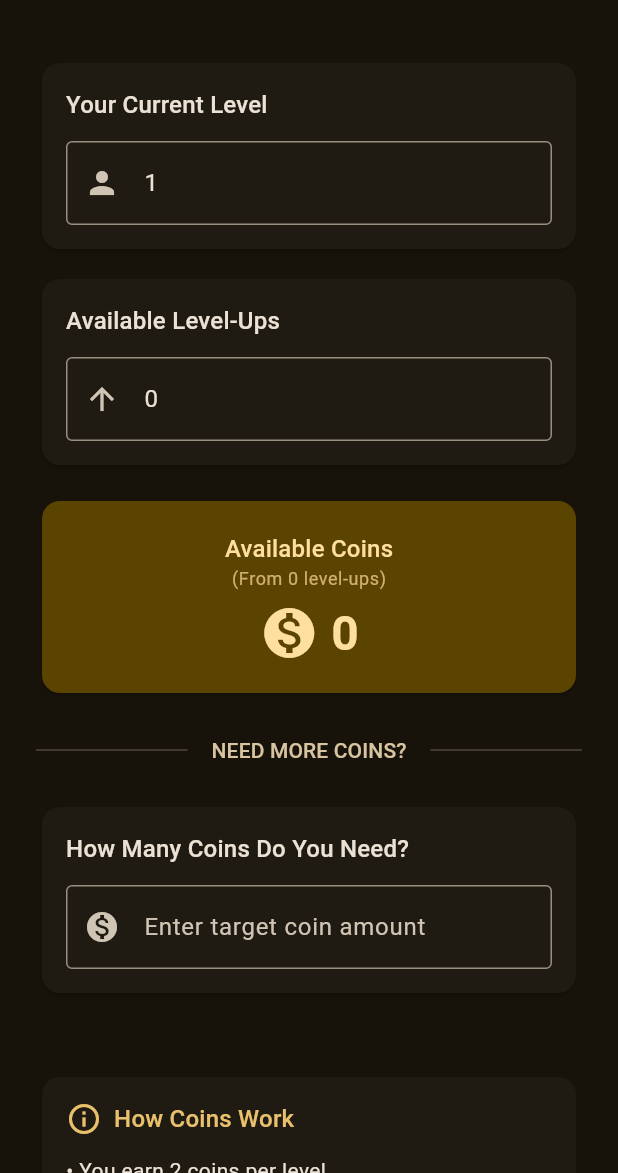
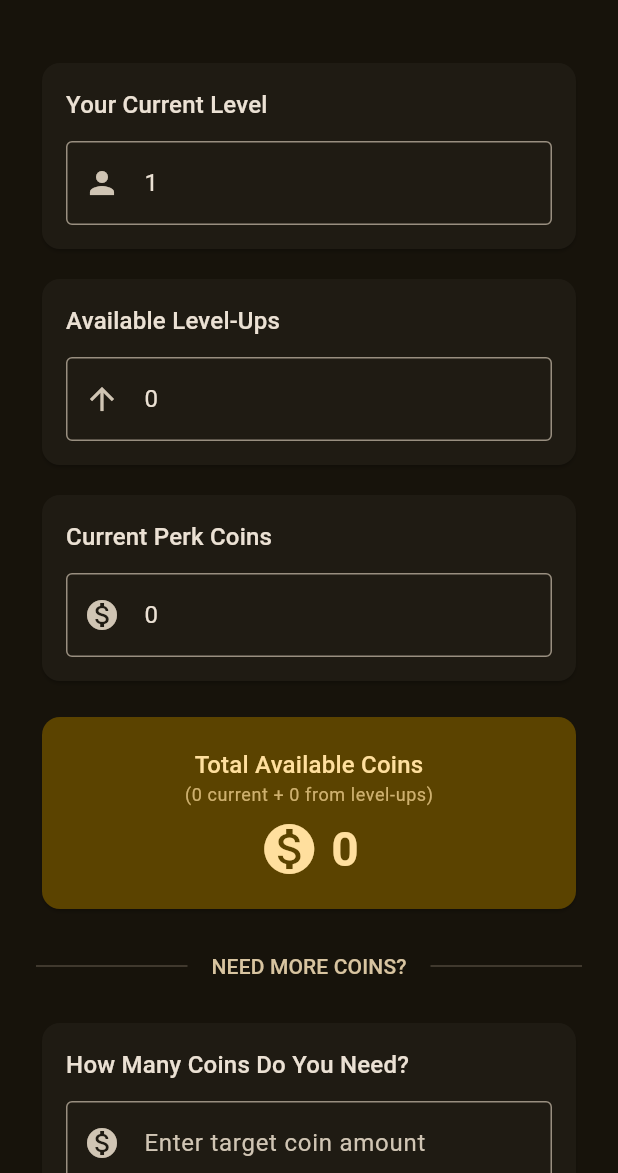
Before and after one commit to SaladStik/76perkcoincalc, a Flutter app: the screen it shows after launch, on a phone screen of 412 x 824 dp, the part 63-1236 px from its top. Run offline on Flutter 3.47's test engine with Material 3 defaults, Android fonts, the light colour scheme and no system bars.

Commit message:
Add current coins input and update calculation logic for total available coins

```diff
--- a/lib/main.dart
+++ b/lib/main.dart
@@ -36,6 +36,7 @@ class _CoinCalculatorScreenState extends State<CoinCalculatorScreen> {
   final TextEditingController _currentLevelController = TextEditingController();
   final TextEditingController _availableLevelUpsController =
       TextEditingController();
+  final TextEditingController _currentCoinsController = TextEditingController();
   final TextEditingController _targetCoinsController = TextEditingController();
 
   int _availableCoins = 0;
@@ -48,6 +49,7 @@ class _CoinCalculatorScreenState extends State<CoinCalculatorScreen> {
     super.initState();
     _currentLevelController.text = '1';
     _availableLevelUpsController.text = '0';
+    _currentCoinsController.text = '0';
     _calculate();
   }
 
@@ -55,19 +57,37 @@ class _CoinCalculatorScreenState extends State<CoinCalculatorScreen> {
     final int currentLevel = int.tryParse(_currentLevelController.text) ?? 0;
     final int availableLevelUps =
         int.tryParse(_availableLevelUpsController.text) ?? 0;
+    final int currentCoins = int.tryParse(_currentCoinsController.text) ?? 0;
     final int targetCoins = int.tryParse(_targetCoinsController.text) ?? 0;
 
     // Coins available from level-ups (considering current level for milestone bonuses)
-    final int availableCoins =
+    final int coinsFromLevelUps =
         getAvailableCoins(currentLevel, availableLevelUps);
 
+    // Total available = current coins + coins from level-ups
+    final int totalAvailableCoins = currentCoins + coinsFromLevelUps;
+
     // How many MORE levels needed beyond what you have available
-    int additionalLevelsNeeded =
-        getAdditionalLevelsNeeded(currentLevel, availableLevelUps, targetCoins);
-    int targetLevel = currentLevel + availableLevelUps + additionalLevelsNeeded;
+    int additionalLevelsNeeded = 0;
+    int targetLevel = currentLevel + availableLevelUps;
+
+    if (targetCoins > totalAvailableCoins) {
+      // Need to find how many more level-ups needed
+      int coinsStillNeeded = targetCoins - totalAvailableCoins;
+      int extraLevelUps = 0;
+      int currentMaxLevel = currentLevel + availableLevelUps;
+
+      while (coinsFromLevelRange(
+              currentMaxLevel, currentMaxLevel + extraLevelUps) <
+          coinsStillNeeded) {
+        extraLevelUps++;
+      }
+      additionalLevelsNeeded = extraLevelUps;
+      targetLevel = currentLevel + availableLevelUps + additionalLevelsNeeded;
+    }
 
     setState(() {
-      _availableCoins = availableCoins;
+      _availableCoins = totalAvailableCoins;
       _additionalLevelsNeeded = additionalLevelsNeeded;
       _targetLevel = targetLevel;
       _maxLevelWithLevelUps = currentLevel + availableLevelUps;
@@ -78,6 +98,7 @@ class _CoinCalculatorScreenState extends State<CoinCalculatorScreen> {
   void dispose() {
     _currentLevelController.dispose();
     _availableLevelUpsController.dispose();
+    _currentCoinsController.dispose();
     _targetCoinsController.dispose();
     super.dispose();
   }
@@ -145,6 +166,15 @@ class _CoinCalculatorScreenState extends State<CoinCalculatorScreen> {
               'How many level-ups do you have?',
               Icons.arrow_upward,
             ),
+            const SizedBox(height: 12),
+
+            // Current Perk Coins Input
+            _buildInputCard(
+              'Current Perk Coins',
+              _currentCoinsController,
+              'How many coins do you already have?',
+              Icons.monetization_on,
+            ),
             const SizedBox(height: 16),
 
             // Available Coins Display
@@ -155,7 +185,7 @@ class _CoinCalculatorScreenState extends State<CoinCalculatorScreen> {
                 child: Column(
                   children: [
                     Text(
-                      'Available Coins',
+                      'Total Available Coins',
                       style: Theme.of(context).textTheme.titleMedium?.copyWith(
                             color: Theme.of(context)
                                 .colorScheme
@@ -163,7 +193,7 @@ class _CoinCalculatorScreenState extends State<CoinCalculatorScreen> {
                           ),
                     ),
                     Text(
-                      '(From ${_availableLevelUpsController.text} level-ups)',
+                      '(${_currentCoinsController.text.isEmpty ? "0" : _currentCoinsController.text} current + ${getAvailableCoins(int.tryParse(_currentLevelController.text) ?? 0, int.tryParse(_availableLevelUpsController.text) ?? 0)} from level-ups)',
                       style: Theme.of(context).textTheme.bodySmall?.copyWith(
                             color: Theme.of(context)
                                 .colorScheme
@@ -367,9 +397,9 @@ class _CoinCalculatorScreenState extends State<CoinCalculatorScreen> {
                     ),
                     const SizedBox(height: 12),
                     Text(
-                      '• You earn 2 coins per level\n'
-                      '• Bonus: +8 coins every 5 levels\n'
-                      '• Formula: (2 × level) + (8 × ⌊level/5⌋)',
+                      '• You earn 2 coins per level-up\n'
+                      '• Bonus: +8 coins when crossing levels 5, 10, 15, 20, etc.\n'
+                      '• Example: Level 3→8 crosses 5 once = (5×2) + (1×8) = 18 coins',
                       style: Theme.of(context).textTheme.bodyMedium,
                     ),
                   ],
```
